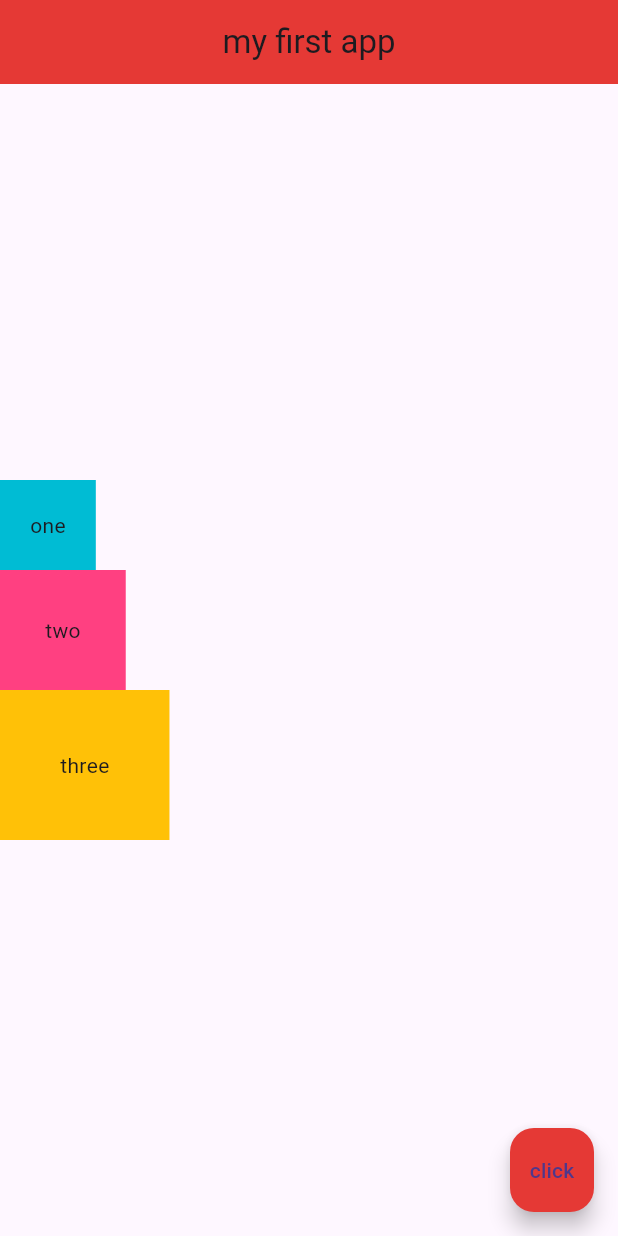
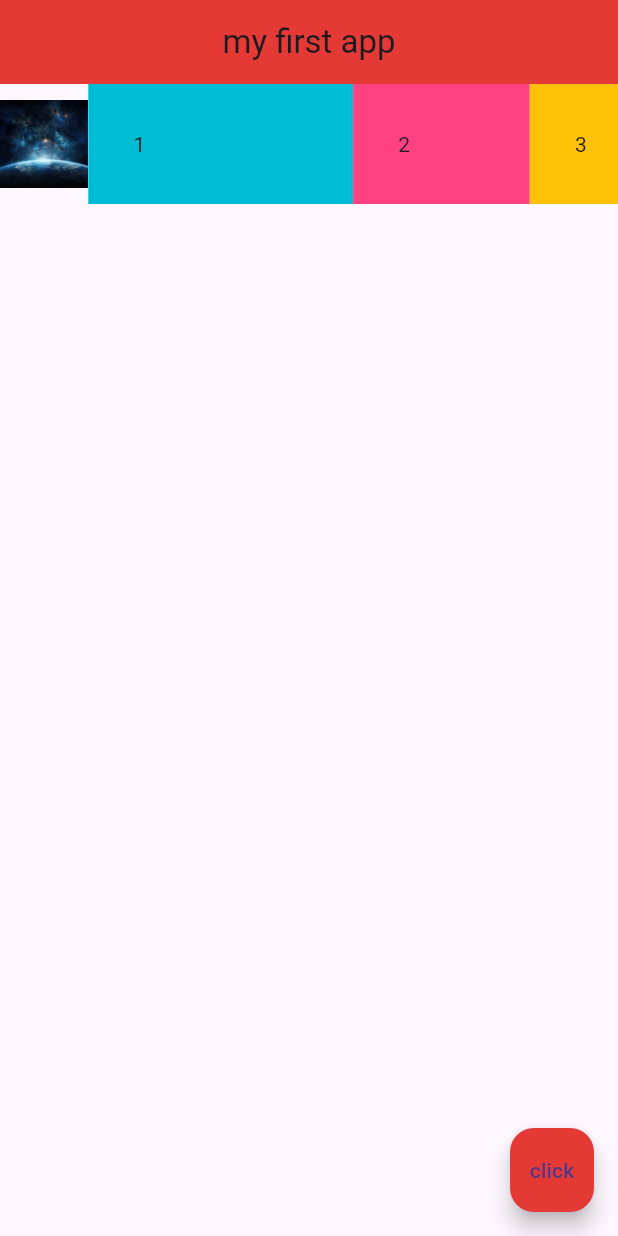
Before and after one commit to hassenmrakbenjebahi/flutter_beginners, a Flutter app: the screen it shows after launch, on a phone screen of 412 x 824 dp. Run offline on Flutter 3.47's test engine with Material 3 defaults, Android fonts, the light colour scheme and no system bars.

Commit message:
expanded widget

```diff
--- a/lib/main.dart
+++ b/lib/main.dart
@@ -13,24 +13,32 @@
           centerTitle: true,
           backgroundColor: Colors.red[600]
       ),
-      body: Column(
-        mainAxisAlignment: MainAxisAlignment.center,
-        crossAxisAlignment: CrossAxisAlignment.start,
+      body: Row(
         children: <Widget>[
-          Container(
-            padding: EdgeInsets.all(20.0),
-            color: Colors.cyan,
-            child: Text('one'),
+          Expanded(child: Image.asset('assets/space2.jpg')),
+          Expanded(
+            flex: 3,
+            child: Container(
+              padding: EdgeInsets.all(30.0),
+              color: Colors.cyan,
+              child: Text('1'),
+            ),
           ),
-          Container(
-            padding: EdgeInsets.all(30.0),
-            color: Colors.pinkAccent,
-            child: Text('two'),
+          Expanded(
+            flex: 2,
+            child: Container(
+              padding: EdgeInsets.all(30.0),
+              color: Colors.pinkAccent,
+              child: Text('2'),
+            ),
           ),
-          Container(
-            padding: EdgeInsets.all(40.0),
-            color: Colors.amber,
-            child: Text('three'),
+          Expanded(
+            flex: 1,
+            child: Container(
+              padding: EdgeInsets.all(30.0),
+              color: Colors.amber,
+              child: Text('3'),
+            ),
           ),
         ],
       ),
```
